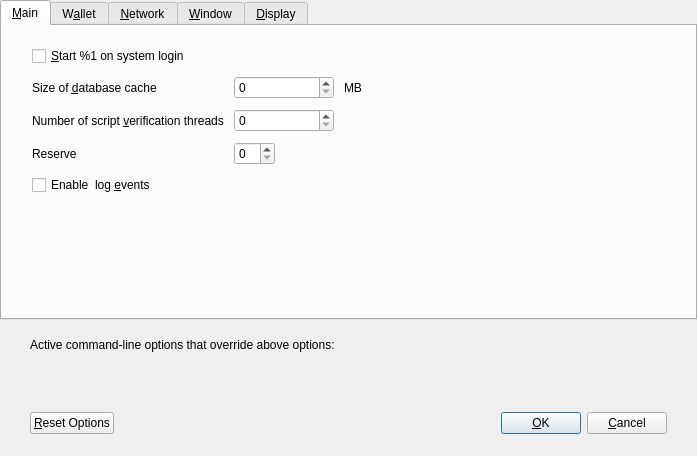
First picture: the form in src/qt/forms/optionsdialog.ui, repository bitnew-chain/btn_core, before the edit.
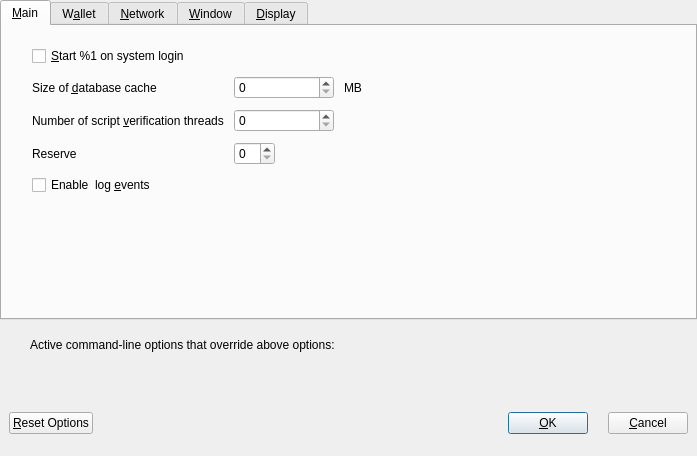
Second picture: the form after the edit. Custom widgets are drawn as their Qt base class.

The edit to the form file:
```diff
--- a/src/qt/forms/optionsdialog.ui
+++ b/src/qt/forms/optionsdialog.ui
@@ -868,12 +868,6 @@
    <item>
     <widget class="QWidget" name="buttonsContainerWhite" native="true">
      <layout class="QHBoxLayout" name="horizontalLayout">
-      <property name="leftMargin">
-       <number>30</number>
-      </property>
-      <property name="rightMargin">
-       <number>30</number>
-      </property>
       <item>
        <widget class="QPushButton" name="resetButton">
         <property name="toolTip">
@@ -951,6 +945,22 @@
         </property>
        </widget>
       </item>
+      <item>
+       <spacer name="horizontalSpacer">
+        <property name="orientation">
+         <enum>Qt::Horizontal</enum>
+        </property>
+        <property name="sizeType">
+         <enum>QSizePolicy::Fixed</enum>
+        </property>
+        <property name="sizeHint" stdset="0">
+         <size>
+          <width>14</width>
+          <height>20</height>
+         </size>
+        </property>
+       </spacer>
+      </item>
       <item>
        <widget class="QPushButton" name="cancelButton">
         <property name="text">
```
